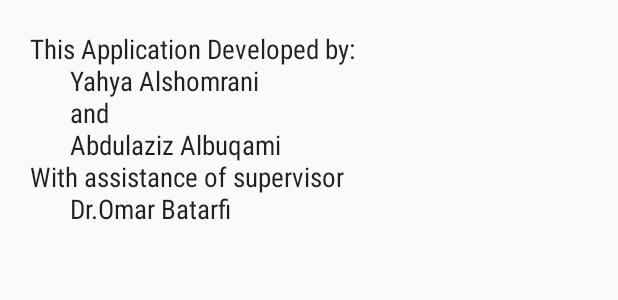
After one commit to test166547778212458/ESP-Edited, an Android app: the layout info_dialog.xml on its own in the app's theme, with its tools: preview values and no code run, on a phone screen of 412 x 824 dp. The commit adds this screen. Shown: the top 300 px of the screen. Run offline under Robolectric (Android 15) with nearby library versions, the phone set to English and light mode, and no system bars.

Commit message:
Add about us

```diff
--- /dev/null
+++ b/app/src/main/res/layout/info_dialog.xml
@@ -0,0 +1,22 @@
+<?xml version="1.0" encoding="utf-8"?>
+<RelativeLayout xmlns:android="http://schemas.android.com/apk/res/android"
+    xmlns:app="http://schemas.android.com/apk/res-auto"
+    android:layout_width="match_parent"
+    android:layout_height="match_parent">
+
+    <TextView
+        android:text="@string/aboutus"
+        android:layout_height="wrap_content"
+        android:layout_alignParentTop="true"
+        android:layout_alignParentStart="true"
+        android:id="@+id/textView_info"
+        android:contentDescription="@string/aboutus"
+        android:textAppearance="@style/TextAppearance.AppCompat"
+        android:textSize="18sp"
+        android:fontFamily="sans-serif-condensed"
+        android:layout_width="match_parent"
+        android:layout_margin="20dp"
+        android:textAllCaps="false"
+        android:textAlignment="textStart" />
+
+</RelativeLayout>
--- a/app/src/main/res/values/strings.xml
+++ b/app/src/main/res/values/strings.xml
@@ -25,4 +25,6 @@
     <string name="failed">We did not receive your request, Please try again</string>
     <string name="succeed">We received your request.</string>
     <string name="exit">Are your sure want to close the app ?</string>
+    <string name="aboutus">This Application Developed by: \n\t\tYahya Alshomrani \n\t\tand \n\t\tAbdulaziz Albuqami
+        \nWith assistance of supervisor \n\t\tDr.Omar Batarfi</string>
 </resources>
```
Also changed, not shown: app/src/main/java/com/example/faraz/esp/MenuActivity.java (+25 -0 lines), app/src/main/res/layout/main_screen.xml (+13 -0 lines).
